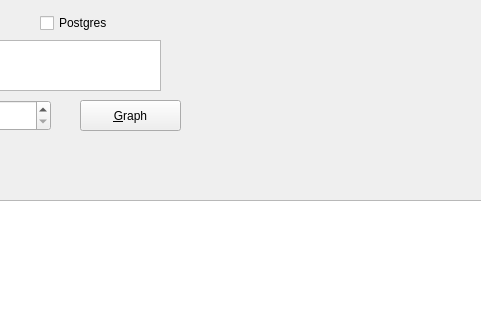
First picture: the form in sugar.ui, repository lbase/bpvitals, before the edit; both pictures show x 470 to 951 and y 0 to 320 of the 1247 by 692 pixel window.
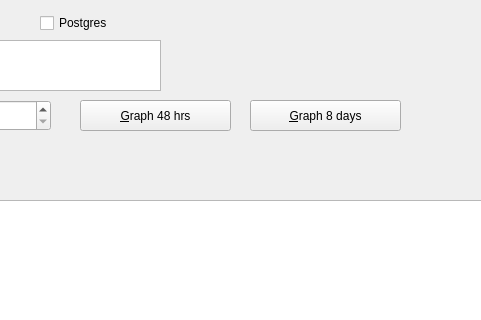
Second picture: the form after the edit.

Commit message: add individual blood sugar graphs

```diff
--- a/sugar.ui
+++ b/sugar.ui
@@ -188,12 +188,25 @@
     <rect>
      <x>550</x>
      <y>100</y>
-     <width>101</width>
+     <width>151</width>
      <height>31</height>
     </rect>
    </property>
    <property name="text">
-    <string>&amp;Graph</string>
+    <string>&amp;Graph 48 hrs</string>
+   </property>
+  </widget>
+  <widget class="QPushButton" name="btnGraph_2">
+   <property name="geometry">
+    <rect>
+     <x>720</x>
+     <y>100</y>
+     <width>151</width>
+     <height>31</height>
+    </rect>
+   </property>
+   <property name="text">
+    <string>&amp;Graph 8 days</string>
    </property>
   </widget>
  </widget>
```
The commit also changes 3 other files.
